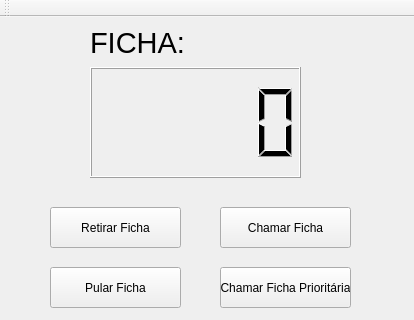
Qt form mainwindow.ui (allanradji/SGOD) before a commit; both pictures show x 0 to 414 and y 0 to 320 of the 414 by 484 pixel window.
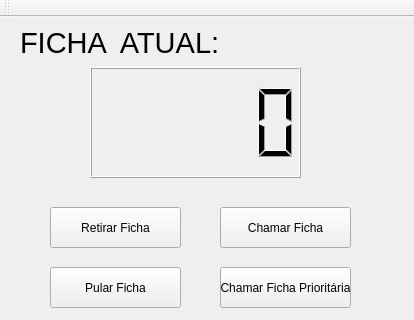
The same form after that commit.

Diff of the .ui file:
```diff
--- a/mainwindow.ui
+++ b/mainwindow.ui
@@ -101,9 +101,9 @@
    <widget class="QLabel" name="label">
     <property name="geometry">
      <rect>
-      <x>90</x>
+      <x>20</x>
       <y>10</y>
-      <width>131</width>
+      <width>201</width>
       <height>31</height>
      </rect>
     </property>
@@ -114,7 +114,7 @@
      </font>
     </property>
     <property name="text">
-     <string>FICHA:</string>
+     <string>FICHA  ATUAL:</string>
     </property>
    </widget>
    <widget class="QLabel" name="lblFixaSuaFicha">
```
Left out of the diff: 24 changed lines with no effect on the pictures.
